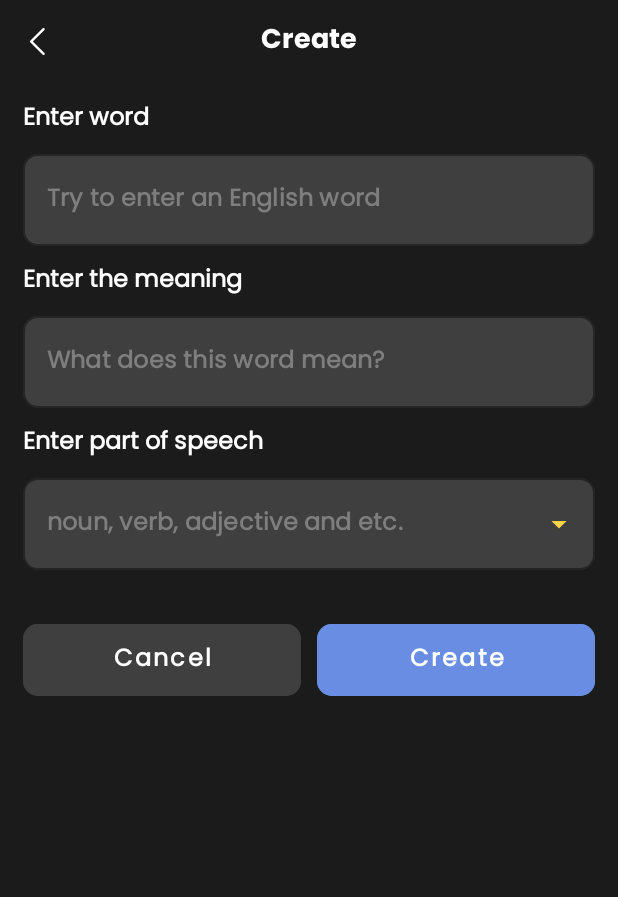
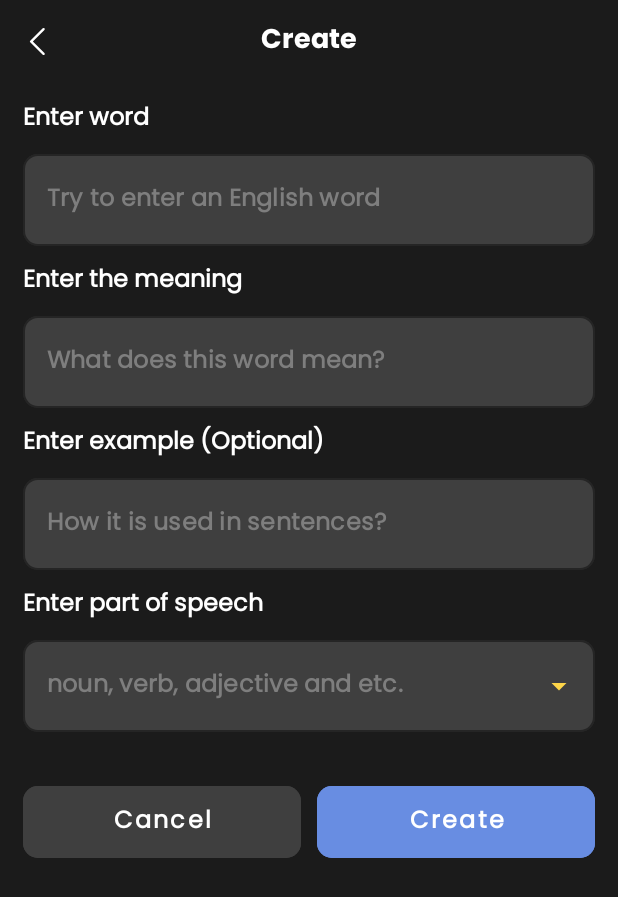
Before and after one commit to uchkun-azimboev/ToMemorizeVocabulary, an Android app: the AddWordFragment screen opened through its navigation route, on a phone screen of 412 x 824 dp. Shown: the top 897 px of the screen. Run offline under Robolectric (Android 15) with nearby library versions, the phone set to English and light mode, and no system bars; our stand-ins replace Dagger/Hilt's generated code; libraries missing offline, so code that uses them is left out: com.saadahmedsoft.popupdialog, com.sangcomz.fishbun, it.xabaras.android; pictures from the network do not load.

Commit message:
added edit text to enter sentence in word

```diff
--- a/app/src/main/java/uz/pdp/tomemorizevocabulary/data/local/AppDatabase.kt
+++ b/app/src/main/java/uz/pdp/tomemorizevocabulary/data/local/AppDatabase.kt
@@ -12,7 +12,7 @@ import uz.pdp.tomemorizevocabulary.data.local.entity.Word
 import uz.pdp.tomemorizevocabulary.data.local.entity.User
 import uz.pdp.tomemorizevocabulary.utils.Constants
 
-@Database(entities = [Word::class, Category::class, User::class], version = 4, exportSchema = false)
+@Database(entities = [Word::class, Category::class, User::class], version = 1, exportSchema = false)
 abstract class AppDatabase : RoomDatabase() {
 
     abstract fun wordDao(): WordDao
--- a/app/src/main/java/uz/pdp/tomemorizevocabulary/data/local/entity/Word.kt
+++ b/app/src/main/java/uz/pdp/tomemorizevocabulary/data/local/entity/Word.kt
@@ -17,5 +17,6 @@ data class Word(
     @ColumnInfo(name = "category_title")
     var categoryTitle: String,
     @ColumnInfo(name = "category_id")
-    var categoryId: Int
+    var categoryId: Int,
+    var example: String? = null
 ) : Serializable
--- a/app/src/main/java/uz/pdp/tomemorizevocabulary/ui/edit/word/EditWordFragment.kt
+++ b/app/src/main/java/uz/pdp/tomemorizevocabulary/ui/edit/word/EditWordFragment.kt
@@ -61,6 +61,7 @@ class EditWordFragment : Fragment() {
         etTitle.setText(theWord.phrase)
         etDescription.setText(theWord.meaning)
         etType.setText(theWord.part)
+        etExample.setText(theWord.example)
 
         /*if (theWord.image != null)
             Glide.with(this@EditWordFragment).load(theWord.image).into(ivPhoto)*/
@@ -86,10 +87,11 @@ class EditWordFragment : Fragment() {
     private fun editWord() {
         if (isValidWord()) {
 
-            theWord.phrase = bn.etTitle.text.toString().lowercase()
-            theWord.meaning = bn.etDescription.text.toString().lowercase()
+            theWord.phrase = bn.etTitle.text.toString().lowercase().trim()
+            theWord.meaning = bn.etDescription.text.toString().lowercase().trim()
             theWord.part = bn.etType.text.toString().lowercase()
             theWord.image = pickedImage
+            theWord.example = bn.etExample.text.let { it.toString().trim() }
 
             editWordViewModel.updateWord(theWord)
 
--- a/app/src/main/res/layout/fragment_add_word.xml
+++ b/app/src/main/res/layout/fragment_add_word.xml
@@ -23,11 +23,11 @@
                 android:id="@+id/iv_back"
                 android:layout_width="30dp"
                 android:layout_height="30dp"
+                android:layout_gravity="start|center_vertical"
                 android:background="?android:attr/selectableItemBackground"
+                android:src="@drawable/ic_arrow_back"
                 app:contentPadding="3dp"
                 app:shapeAppearanceOverlay="@style/circle_corner"
-                android:layout_gravity="start|center_vertical"
-                android:src="@drawable/ic_arrow_back"
                 app:tint="@color/white" />
 
             <TextView
@@ -112,6 +112,37 @@
                         android:layout_height="match_parent"
                         android:hint="@string/str_what_mean"
                         android:inputType="text"
+                        android:textColor="@color/white"
+                        android:textColorHint="@color/gray"
+                        android:textCursorDrawable="@drawable/shape_cursor" />
+
+                </com.google.android.material.textfield.TextInputLayout>
+
+
+                <TextView
+                    style="@style/MediumText"
+                    android:layout_width="wrap_content"
+                    android:layout_height="wrap_content"
+                    android:gravity="center"
+                    android:paddingVertical="10dp"
+                    android:text="@string/str_enter_example"
+                    android:textColor="@color/white"
+                    android:textSize="16sp" />
+
+                <com.google.android.material.textfield.TextInputLayout
+                    style="@style/textInputStyle"
+                    android:layout_width="match_parent"
+                    android:layout_height="wrap_content"
+                    android:hint="@string/str_description"
+                    app:boxStrokeColor="@color/blue">
+
+                    <com.google.android.material.textfield.TextInputEditText
+                        android:id="@+id/et_example"
+                        style="@style/MediumText"
+                        android:layout_width="match_parent"
+                        android:layout_height="match_parent"
+                        android:hint="@string/str_how_use"
+                        android:inputType="textMultiLine"
                         android:textColor="@color/white"
                         android:textColorHint="@color/gray"
                         android:textCursorDrawable="@drawable/shape_cursor" />
--- a/app/src/main/res/layout/item_view_category.xml
+++ b/app/src/main/res/layout/item_view_category.xml
@@ -39,7 +39,7 @@
                 android:layout_width="wrap_content"
                 android:layout_height="wrap_content"
                 android:background="@drawable/shape_corner_rounded"
-                android:backgroundTint="@color/yellow"
+                android:backgroundTint="@color/orange"
                 android:paddingHorizontal="5dp"
                 android:text="@string/str_new"
                 android:textColor="@color/white"
@@ -51,7 +51,7 @@
                 android:layout_width="wrap_content"
                 android:layout_height="wrap_content"
                 android:background="@drawable/shape_corner_rounded"
-                android:backgroundTint="@color/green"
+                android:backgroundTint="@color/yellow"
                 android:paddingHorizontal="5dp"
                 android:text="@string/str_in_progress"
                 android:textColor="@color/white"
--- a/app/src/main/res/values/strings.xml
+++ b/app/src/main/res/values/strings.xml
@@ -71,10 +71,12 @@
     <string name="str_good">Good!!</string>
     <string name="str_excellent">Excellent!!!</string>
     <string name="str_words">words</string>
-    <string name="str_in_progress">In Progress</string>
-    <string name="str_new">New</string>
+    <string name="str_in_progress">Doing</string>
+    <string name="str_new">To Do</string>
     <string name="str_successful">Successful</string>
     <string name="str_done">Done</string>
+    <string name="str_enter_example">Enter example (Optional) </string>
+    <string name="str_how_use">How it is used in sentences?</string>
 
     <string-array name="part_of_speech">
 
```
Also changed, not shown: app/src/main/java/uz/pdp/tomemorizevocabulary/ui/category/add/AddWordFragment.kt (+5 -4 lines), app/src/main/java/uz/pdp/tomemorizevocabulary/ui/category/main/WordAdapter.kt (+41 -0 lines), app/src/main/res/layout/fragment_edit_word.xml (+36 -3 lines), app/src/main/res/layout/item_view_word.xml (+29 -2 lines).
